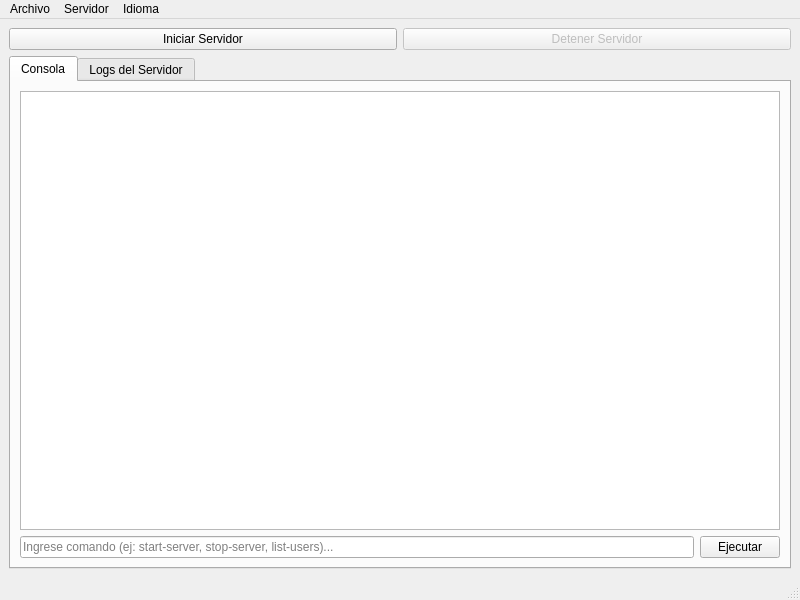
Old version of the form gestor_ftp/gestor.ui in the repository Infor-Mayo/gestor_ftp_new.
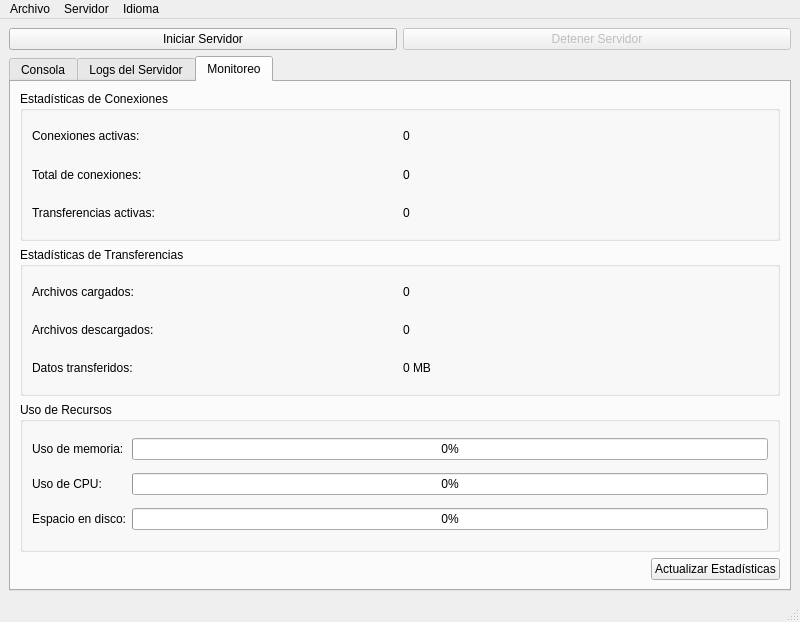
New version of the form. The open tabs and pages were chosen to show the change.

Commit message: Commit inicial del proyecto gestor_ftp_new

```diff
--- a/gestor_ftp/gestor.ui
+++ b/gestor_ftp/gestor.ui
@@ -7,7 +7,7 @@
     <x>0</x>
     <y>0</y>
     <width>800</width>
-    <height>600</height>
+    <height>622</height>
    </rect>
   </property>
   <property name="windowTitle">
@@ -105,6 +105,190 @@
         </item>
        </layout>
       </widget>
+      <widget class="QWidget" name="tabMonitor">
+       <attribute name="title">
+        <string>Monitoreo</string>
+       </attribute>
+       <layout class="QVBoxLayout" name="verticalLayout_4">
+        <item>
+         <widget class="QGroupBox" name="groupBoxConexiones">
+          <property name="title">
+           <string>Estadísticas de Conexiones</string>
+          </property>
+          <layout class="QGridLayout" name="gridLayout">
+           <item row="0" column="0">
+            <widget class="QLabel" name="labelConexionesActivas">
+             <property name="text">
+              <string>Conexiones activas:</string>
+             </property>
+            </widget>
+           </item>
+           <item row="0" column="1">
+            <widget class="QLabel" name="valueConexionesActivas">
+             <property name="text">
+              <string>0</string>
+             </property>
+            </widget>
+           </item>
+           <item row="1" column="0">
+            <widget class="QLabel" name="labelConexionesTotal">
+             <property name="text">
+              <string>Total de conexiones:</string>
+             </property>
+            </widget>
+           </item>
+           <item row="1" column="1">
+            <widget class="QLabel" name="valueConexionesTotal">
+             <property name="text">
+              <string>0</string>
+             </property>
+            </widget>
+           </item>
+           <item row="2" column="0">
+            <widget class="QLabel" name="labelTransferenciasActivas">
+             <property name="text">
+              <string>Transferencias activas:</string>
+             </property>
+            </widget>
+           </item>
+           <item row="2" column="1">
+            <widget class="QLabel" name="valueTransferenciasActivas">
+             <property name="text">
+              <string>0</string>
+             </property>
+            </widget>
+           </item>
+          </layout>
+         </widget>
+        </item>
+        <item>
+         <widget class="QGroupBox" name="groupBoxTransferencias">
+          <property name="title">
+           <string>Estadísticas de Transferencias</string>
+          </property>
+          <layout class="QGridLayout" name="gridLayout_2">
+           <item row="0" column="0">
+            <widget class="QLabel" name="labelArchivosCargados">
+             <property name="text">
+              <string>Archivos cargados:</string>
+             </property>
+            </widget>
+           </item>
+           <item row="0" column="1">
+            <widget class="QLabel" name="valueArchivosCargados">
+             <property name="text">
+              <string>0</string>
+             </property>
+            </widget>
+           </item>
+           <item row="1" column="0">
+            <widget class="QLabel" name="labelArchivosDescargados">
+             <property name="text">
+              <string>Archivos descargados:</string>
+             </property>
+            </widget>
+           </item>
+           <item row="1" column="1">
+            <widget class="QLabel" name="valueArchivosDescargados">
+             <property name="text">
+              <string>0</string>
+             </property>
+            </widget>
+           </item>
+           <item row="2" column="0">
+            <widget class="QLabel" name="labelDatosTransferidos">
+             <property name="text">
+              <string>Datos transferidos:</string>
+             </property>
+            </widget>
+           </item>
+           <item row="2" column="1">
+            <widget class="QLabel" name="valueDatosTransferidos">
+             <property name="text">
+              <string>0 MB</string>
+             </property>
+            </widget>
+           </item>
+          </layout>
+         </widget>
+        </item>
+        <item>
+         <widget class="QGroupBox" name="groupBoxRecursos">
+          <property name="title">
+           <string>Uso de Recursos</string>
+          </property>
+          <layout class="QGridLayout" name="gridLayout_3">
+           <item row="0" column="0">
+            <widget class="QLabel" name="labelUsoMemoria">
+             <property name="text">
+              <string>Uso de memoria:</string>
+             </property>
+            </widget>
+           </item>
+           <item row="0" column="1">
+            <widget class="QProgressBar" name="progressMemoria">
+             <property name="value">
+              <number>0</number>
+             </property>
+            </widget>
+           </item>
+           <item row="1" column="0">
+            <widget class="QLabel" name="labelUsoCPU">
+             <property name="text">
+              <string>Uso de CPU:</string>
+             </property>
+            </widget>
+           </item>
+           <item row="1" column="1">
+            <widget class="QProgressBar" name="progressCPU">
+             <property name="value">
+              <number>0</number>
+             </property>
+            </widget>
+           </item>
+           <item row="2" column="0">
+            <widget class="QLabel" name="labelEspacioDisco">
+             <property name="text">
+              <string>Espacio en disco:</string>
+             </property>
+            </widget>
+           </item>
+           <item row="2" column="1">
+            <widget class="QProgressBar" name="progressDisco">
+             <property name="value">
+              <number>0</number>
+             </property>
+            </widget>
+           </item>
+          </layout>
+         </widget>
+        </item>
+        <item>
+         <layout class="QHBoxLayout" name="horizontalLayout_4">
+          <item>
+           <spacer name="horizontalSpacer">
+            <property name="orientation">
+             <enum>Qt::Orientation::Horizontal</enum>
+            </property>
+            <property name="sizeHint" stdset="0">
+             <size>
+              <width>40</width>
+              <height>20</height>
+             </size>
+            </property>
+           </spacer>
+          </item>
+          <item>
+           <widget class="QPushButton" name="btnActualizarEstadisticas">
+            <property name="text">
+             <string>Actualizar Estadísticas</string>
+            </property>
+           </widget>
+          </item>
+         </layout>
+        </item>
+       </layout>
+      </widget>
      </widget>
     </item>
    </layout>
```
Left out of the diff: 6 changed lines with no effect on the pictures. The commit also changes 932 other files.
